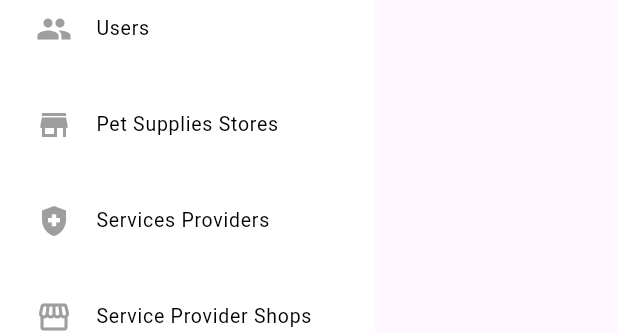
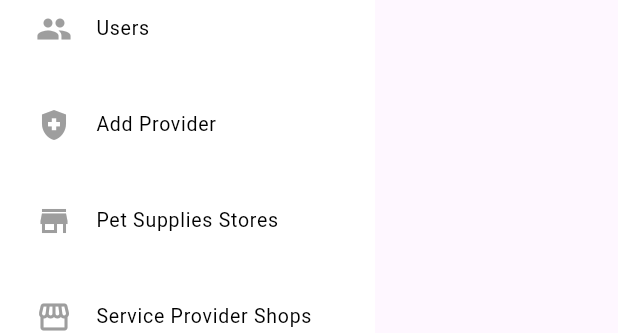
Before and after one commit to RamaAlkhatib2/pawvera_admin, a Flutter app: the AppSidebar widget shown alone on an empty page, opened directly with empty values, on a phone screen of 412 x 824 dp. Shown: the part 247-580 px from the top of the screen. Run offline on Flutter 3.47's test engine with Material 3 defaults, Android fonts, the phone set to English and light mode, and no system bars; our stand-ins replace cloud_firestore, firebase_auth, firebase_core; accounts and stored records are empty.

Commit message:
feat: Update AppSidebar to add 'Add Provider' navigation item and remove 'Services Providers'

```diff
--- a/lib/widgets/app_sidebar.dart
+++ b/lib/widgets/app_sidebar.dart
@@ -92,14 +92,14 @@ class AppSidebar extends StatelessWidget {
                   ),
                   _navItem(icon: Icons.people, label: 'Users', page: 'users'),
                   _navItem(
+                    icon: Icons.health_and_safety,
+                    label: 'Add Provider',
+                    page: 'services',
+                  ),
+                  _navItem(
                     icon: Icons.store,
                     label: 'Pet Supplies Stores',
                     page: 'stores',
-                  ),
-                  _navItem(
-                    icon: Icons.health_and_safety,
-                    label: 'Services Providers',
-                    page: 'services',
                   ),
                   _navItem(
                     icon: Icons.storefront,
```
